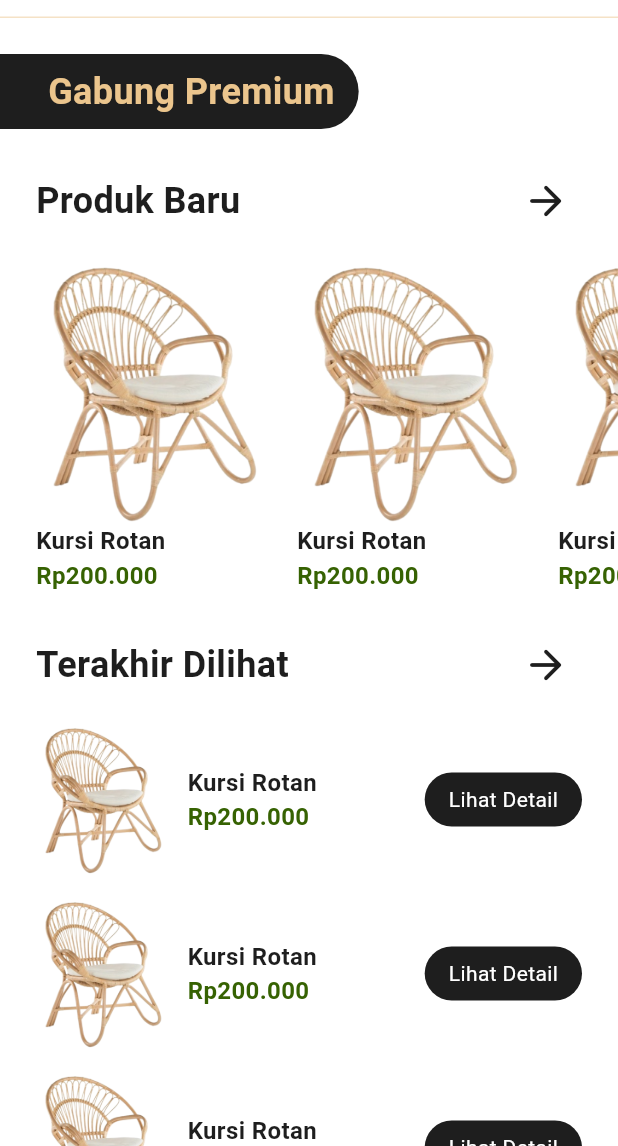
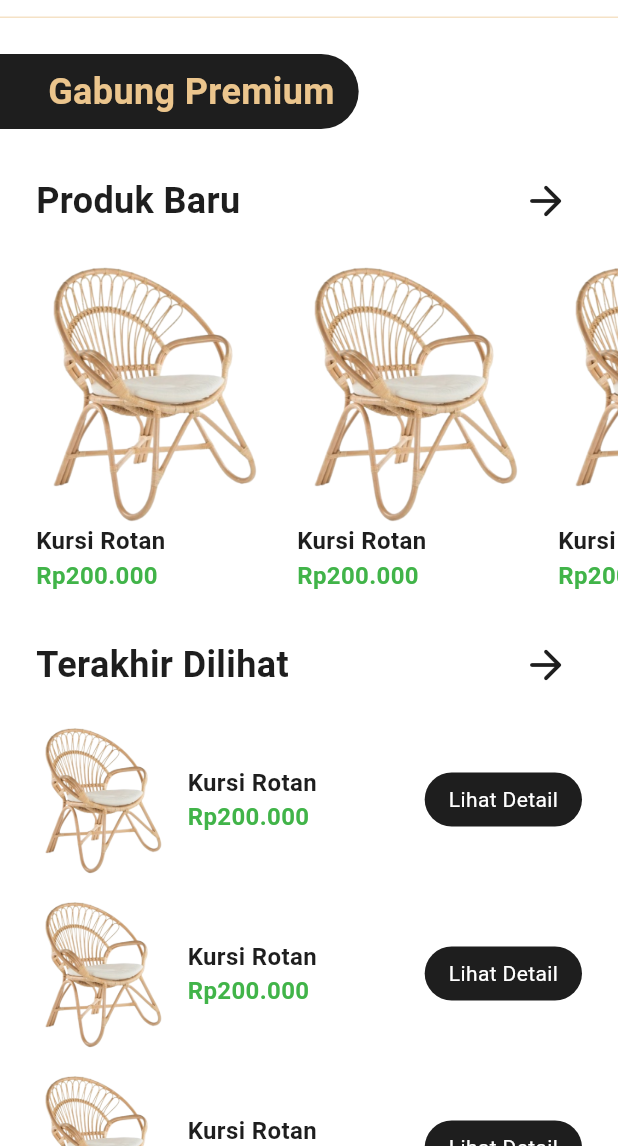
Before and after one commit to silveron19/autotureid, a Flutter app: the HomePage screen opened by its route, after a tap on "Kursi Rotan", on a phone screen of 412 x 824 dp, the part 90-1236 px from its top. Run offline on Flutter 3.47's test engine with Material 3 defaults, Android fonts, the phone set to English and light mode, and no system bars; our stand-ins replace cloud_firestore, dartz, firebase_auth, firebase_core, firebase_storage, fluttertoast and 3 more; accounts and stored records are empty; Roboto replaces fonts that are missing (SegoeUI).

Commit message:
feat: create subscription page

```diff
--- /dev/null
+++ b/lib/app/presentation/pages/subscription/subscription_page.dart
@@ -0,0 +1,63 @@
+import 'package:autotureid/app/domain/entities/premium_benefit.dart';
+import 'package:autotureid/app/domain/entities/subscription.dart';
+import 'package:autotureid/app/presentation/widgets/subscription/active_subscription_card.dart';
+import 'package:autotureid/app/presentation/widgets/subscription/available_subscription_card.dart';
+import 'package:autotureid/core/constants.dart';
+import 'package:flutter/material.dart';
+
+class SubscriptionPage extends StatelessWidget {
+  const SubscriptionPage({super.key});
+
+  @override
+  Widget build(BuildContext context) {
+    final List<Subscription> activeSubscriptions = [
+      // Subscription(
+      //   id: '1',
+      //   title: 'Premium',
+      //   premiumBenefits: [
+      //     PremiumBenefit(title: 'Rekomendasi Letak Furniture', isAvailable: true),
+      //     PremiumBenefit(title: 'Rekomendasi Furniture', isAvailable: true),
+      //     PremiumBenefit(title: 'Customisasi Warna', isAvailable: true),
+      //     PremiumBenefit(title: 'Download File 3D Model', isAvailable: false),
+      //   ],
+      //   expiredAt: DateTime(2024, 8, 30),
+      // ),
+    ];
+    final List<Subscription> availableSubscriptions = [
+      Subscription(
+        id: '1',
+        title: 'Premium',
+        // paymentDeadline: DateTime(2024, 7, 30),
+        // paymentCode: '1234 2748 9924 4020',
+        // price: 1500321,
+        premiumBenefits: [
+          PremiumBenefit(title: 'Rekomendasi Letak Furniture', isAvailable: true),
+          PremiumBenefit(title: 'Rekomendasi Furniture', isAvailable: true),
+          PremiumBenefit(title: 'Customisasi Warna', isAvailable: true),
+          PremiumBenefit(title: 'Download File 3D Model', isAvailable: false),
+        ],
+      ),
+    ];
+
+    return Scaffold(
+      appBar: AppBar(
+        title: const Text('Langganan'),
+      ),
+      body: SafeArea(
+        child: Padding(
+          padding: const EdgeInsets.all(kDefaultPadding),
+          child: Column(
+            crossAxisAlignment: CrossAxisAlignment.start,
+            children: [
+              ActiveSubscriptionCard(
+                activeSubscriptions: activeSubscriptions,
+              ),
+              const SizedBox(height: 8),
+              AvailableSubscriptionCard(availableSubscriptions: availableSubscriptions)
+            ],
+          ),
+        ),
+      ),
+    );
+  }
+}
--- /dev/null
+++ b/lib/app/presentation/widgets/global/primary_elevated_button.dart
@@ -0,0 +1,56 @@
+import 'package:autotureid/core/constants.dart';
+import 'package:flutter/material.dart';
+
+class PrimaryElevatedButton extends StatelessWidget {
+  const PrimaryElevatedButton({
+    super.key,
+    required this.text,
+    required this.onPressed,
+    this.width,
+    this.dense = false,
+    this.disabled = false,
+    this.style,
+    this.borderRadius = 6,
+    this.white = false,
+  });
+
+  final String text;
+  final VoidCallback onPressed;
+  final double? width;
+  final bool dense;
+  final bool disabled;
+  final ButtonStyle? style;
+  final double borderRadius;
+  final bool white;
+
+  @override
+  Widget build(BuildContext context) {
+    final color = Theme.of(context).colorScheme;
+    final backgroundColor = white ? Colors.white : color.onSurface;
+    final textColor = white ? Colors.black : color.surface;
+
+    return ElevatedButton(
+      onPressed: onPressed,
+      style: style ??
+          ElevatedButton.styleFrom(
+            backgroundColor: backgroundColor,
+            shape: RoundedRectangleBorder(
+              borderRadius: BorderRadius.circular(borderRadius),
+            ),
+            minimumSize: width != null
+                ? Size(width!, 56.0)
+                : dense
+                    ? null
+                    : const Size(double.infinity, 56.0),
+          ),
+      child: Text(
+        text,
+        style: TextStyle(
+          fontSize: 14,
+          fontWeight: kFontweightBold,
+          color: textColor,
+        ),
+      ),
+    );
+  }
+}
--- a/lib/app/presentation/widgets/home/last_seen_product_card.dart
+++ b/lib/app/presentation/widgets/home/last_seen_product_card.dart
@@ -56,7 +56,7 @@ class LastSeenProductCard extends StatelessWidget {
                   ParsePrice.parsePriceToRupiah(product.price),
                   style: const TextStyle(
                     fontSize: 16,
-                    color: kPriceColor,
+                    color: kGreenColor,
                     fontWeight: kFontweightSemiBold,
                   ),
                 ),
--- a/lib/app/presentation/widgets/home/new_product_card.dart
+++ b/lib/app/presentation/widgets/home/new_product_card.dart
@@ -52,7 +52,7 @@ class NewProductCard extends StatelessWidget {
               ParsePrice.parsePriceToRupiah(product.price),
               style: const TextStyle(
                 fontSize: 16,
-                color: kPriceColor,
+                color: kGreenColor,
                 fontWeight: kFontweightSemiBold,
               ),
             ),
--- /dev/null
+++ b/lib/app/presentation/widgets/subscription/active_subscription_card.dart
@@ -0,0 +1,40 @@
+import 'package:autotureid/app/domain/entities/subscription.dart';
+import 'package:autotureid/app/presentation/widgets/subscription/magnifier_text_row.dart';
+import 'package:autotureid/app/presentation/widgets/subscription/subscription_card.dart';
+import 'package:autotureid/core/constants.dart';
+import 'package:flutter/material.dart';
+
+class ActiveSubscriptionCard extends StatelessWidget {
+  const ActiveSubscriptionCard({
+    super.key,
+    required this.activeSubscriptions,
+  });
+
+  final List<Subscription> activeSubscriptions;
+
+  @override
+  Widget build(BuildContext context) {
+    return Column(
+      crossAxisAlignment: CrossAxisAlignment.start,
+      children: [
+        const Text(
+          'Langganan Aktif',
+          style: TextStyle(
+            fontSize: 14,
+            fontWeight: kFontweightBold,
+          ),
+        ),
+        const SizedBox(height: 8),
+        activeSubscriptions.isEmpty
+            ? const MagnifierRowText(text: 'Kamu belum punya paket, nih!')
+            : Column(
+                children: activeSubscriptions
+                    .map(
+                      (e) => SubscriptionCard(subscription: e),
+                    )
+                    .toList(),
+              ),
+      ],
+    );
+  }
+}
--- /dev/null
+++ b/lib/app/presentation/widgets/subscription/available_subscription_card.dart
@@ -0,0 +1,43 @@
+import 'package:autotureid/app/domain/entities/subscription.dart';
+import 'package:autotureid/app/presentation/widgets/subscription/magnifier_text_row.dart';
+import 'package:autotureid/app/presentation/widgets/subscription/subscription_card.dart';
+import 'package:autotureid/core/constants.dart';
+import 'package:flutter/material.dart';
+
+class AvailableSubscriptionCard extends StatelessWidget {
+  const AvailableSubscriptionCard({
+    super.key,
+    required this.availableSubscriptions,
+  });
+
+  final List<Subscription> availableSubscriptions;
+
+  @override
+  Widget build(BuildContext context) {
+    return Padding(
+      padding: const EdgeInsets.only(bottom: 16),
+      child: Column(
+        crossAxisAlignment: CrossAxisAlignment.start,
+        children: [
+          const Text(
+            'Langganan Untuk Kamu',
+            style: TextStyle(
+              fontSize: 14,
+              fontWeight: kFontweightBold,
+            ),
+          ),
+          const SizedBox(height: 8),
+          availableSubscriptions.isEmpty
+              ? const MagnifierRowText(text: 'Tungguin aja, paketnya lagi disiapin')
+              : Column(
+                  children: availableSubscriptions
+                      .map(
+                        (e) => SubscriptionCard(subscription: e),
+                      )
+                      .toList(),
+                ),
+        ],
+      ),
+    );
+  }
+}
--- /dev/null
+++ b/lib/app/presentation/widgets/subscription/magnifier_text_row.dart
@@ -0,0 +1,38 @@
+import 'package:flutter/material.dart';
+
+class MagnifierRowText extends StatelessWidget {
+  const MagnifierRowText({
+    super.key,
+    required this.text,
+  });
+
+  final String text;
+
+  @override
+  Widget build(BuildContext context) {
+    final color = Theme.of(context).colorScheme;
+    return Padding(
+      padding: const EdgeInsets.only(bottom: 16),
+      child: Row(
+        crossAxisAlignment: CrossAxisAlignment.center,
+        children: [
+          Container(
+            padding: const EdgeInsets.all(8),
+            decoration: BoxDecoration(
+              color: color.primary,
+              borderRadius: BorderRadius.circular(12),
+            ),
+            child: const Text('🔍'),
+          ),
+          const SizedBox(width: 8),
+          Text(
+            text,
+            style: const TextStyle(
+              fontSize: 16,
+            ),
+          ),
+        ],
+      ),
+    );
+  }
+}
--- /dev/null
+++ b/lib/app/presentation/widgets/subscription/premium_benefit_field.dart
@@ -0,0 +1,41 @@
+import 'package:autotureid/app/domain/entities/premium_benefit.dart';
+import 'package:autotureid/core/constants.dart';
+import 'package:flutter/material.dart';
+
+class PremiumBenefitField extends StatelessWidget {
+  const PremiumBenefitField({
+    super.key,
+    required this.premiumBenefit,
+  });
+
+  final PremiumBenefit premiumBenefit;
+
+  @override
+  Widget build(BuildContext context) {
+    final benefitIcon = premiumBenefit.isAvailable ? '✅' : '❌';
+    return Padding(
+      padding: const EdgeInsets.only(bottom: 8),
+      child: Row(
+        crossAxisAlignment: CrossAxisAlignment.start,
+        children: [
+          Text(
+            '$benefitIcon ',
+            style: const TextStyle(
+              fontWeight: kFontweightBold,
+              fontSize: 14,
+            ),
+          ),
+          Expanded(
+            child: Text(
+              premiumBenefit.title,
+              style: const TextStyle(
+                fontWeight: kFontweightBold,
+                fontSize: 14,
+              ),
+            ),
+          ),
+        ],
+      ),
+    );
+  }
+}
--- /dev/null
+++ b/lib/app/presentation/widgets/subscription/subscription_card.dart
@@ -0,0 +1,134 @@
+import 'package:autotureid/app/domain/entities/subscription.dart';
+import 'package:autotureid/app/presentation/widgets/global/primary_elevated_button.dart';
+import 'package:autotureid/app/presentation/widgets/subscription/premium_benefit_field.dart';
+import 'package:autotureid/core/constants.dart';
+import 'package:autotureid/core/utils/parse_date.dart';
+import 'package:autotureid/core/utils/parse_price.dart';
+import 'package:flutter/material.dart';
+import 'package:flutter/services.dart';
+import 'package:fluttertoast/fluttertoast.dart';
+import 'package:go_router/go_router.dart';
+
+class SubscriptionCard extends StatelessWidget {
+  const SubscriptionCard({
+    super.key,
+    required this.subscription,
+  });
+
+  final Subscription subscription;
+
+  @override
+  Widget build(BuildContext context) {
+    final color = Theme.of(context).colorScheme;
+    final buttonText = subscription.expiredAt == null
+        ? 'Beli'
+        : '${ParseDate.calculateDaysLeftFromNow(subscription.expiredAt!)} hari lagi';
+    final codePaymentExist = subscription.paymentCode != null;
+    return Padding(
+      padding: const EdgeInsets.only(bottom: 16),
+      child: Column(
+        crossAxisAlignment: CrossAxisAlignment.start,
+        children: [
+          Row(
+            mainAxisAlignment: MainAxisAlignment.spaceBetween,
+            children: [
+              Text(
+                subscription.title,
+                style: const TextStyle(
+                  fontSize: 18,
+                  fontWeight: kFontweightBold,
+                ),
+              ),
+              if (codePaymentExist)
+                Text(
+                  ParsePrice.parsePriceToRupiah(subscription.price!),
+                  style: const TextStyle(
+                    fontSize: 18,
+                    fontWeight: kFontweightBold,
+                  ),
+                ),
+            ],
+          ),
+          const SizedBox(height: 8),
+          Container(
+            padding: const EdgeInsets.fromLTRB(
+              16,
+              kDefaultPadding,
+              4,
+              kDefaultPadding,
+            ),
+            decoration: BoxDecoration(
+              color: color.primary,
+              borderRadius: BorderRadius.circular(12),
+            ),
+            child: codePaymentExist
+                ? Padding(
+                    padding: const EdgeInsets.symmetric(vertical: kDefaultPadding),
+                    child: Row(
+                      mainAxisAlignment: MainAxisAlignment.spaceAround,
+                      children: [
+                        Column(
+                          children: [
+                            Text(
+                              subscription.paymentCode!,
+                              style: kTitle4TextStyle,
+                            ),
+                            const Text(
+                              'Kode Pembayaran',
+                              style: kSubtitle5TextStyle,
+                            ),
+                          ],
+                        ),
+                        PrimaryElevatedButton(
+                          text: 'Salin Kode',
+                          dense: true,
+                          white: true,
+                          borderRadius: 100,
+                          onPressed: () async {
+                            await Clipboard.setData(
+                              ClipboardData(
+                                text: subscription.paymentCode!,
+                              ),
+                            );
+                            Fluttertoast.showToast(
+                              msg: 'Kode pembayaran berhasil disalin',
+                              toastLength: Toast.LENGTH_SHORT,
+                            );
+                          },
+                        ),
+                      ],
+                    ),
+                  )
+                : Row(
+                    crossAxisAlignment: CrossAxisAlignment.end,
+                    mainAxisAlignment: MainAxisAlignment.spaceBetween,
+                    children: [
+                      Expanded(
+                        child: Column(
+                          crossAxisAlignment: CrossAxisAlignment.start,
+                          children: subscription.premiumBenefits
+                              .map(
+                                (e) => PremiumBenefitField(premiumBenefit: e),
+                              )
+                              .toList(),
+                        ),
+                      ),
+                      PrimaryElevatedButton(
+                        text: buttonText,
+                        dense: true,
+                        white: true,
+                        borderRadius: 100,
+                        onPressed: () {
+                          if (subscription.expiredAt == null) {
+                            context.push('/subscription/detail', extra: subscription);
+                          }
+                        },
+                      ),
+                    ],
+                  ),
+          ),
+        ],
+      ),
+    );
+  }
+}
--- a/lib/core/router.dart
+++ b/lib/core/router.dart
@@ -1,8 +1,11 @@
+import 'package:autotureid/app/domain/entities/subscription.dart';
 import 'package:autotureid/app/presentation/pages/home_page.dart';
 import 'package:autotureid/app/presentation/pages/register/login_screen.dart';
 import 'package:autotureid/app/presentation/pages/register/signup_screen.dart';
 import 'package:autotureid/app/presentation/pages/scaffold_with_navbar.dart';
 import 'package:autotureid/app/presentation/pages/splash_screen.dart';
+import 'package:autotureid/app/presentation/pages/subscription/subscription_detail_page.dart';
+import 'package:autotureid/app/presentation/pages/subscription/subscription_page.dart';
 import 'package:flutter/material.dart';
 import 'package:go_router/go_router.dart';
 
@@ -29,8 +32,8 @@ final router = GoRouter(
       builder: (context, state, navigationShell) {
         // main page will have navbar
         if (state.fullPath == '/home' ||
-            state.fullPath == '/news' ||
-            state.fullPath == '/chatbot') {
+            state.fullPath == '/arture' ||
+            state.fullPath == '/subscription') {
           return ScaffoldWithNavBar(navigationShell: navigationShell);
         }
         // other page will not have navbar
@@ -64,7 +67,7 @@ final router = GoRouter(
         StatefulShellBranch(
           routes: [
             GoRoute(
-              path: '/news',
+              path: '/arture',
               builder: (context, state) => const HomePage(),
             ),
           ],
@@ -72,9 +75,16 @@ final router = GoRouter(
         StatefulShellBranch(
           routes: [
             GoRoute(
-              path: '/chatbot',
-              builder: (context, state) => const HomePage(),
-            ),
+                path: '/subscription',
+                builder: (context, state) => const SubscriptionPage(),
+                routes: [
+                  GoRoute(
+                    path: 'detail',
+                    builder: (context, state) => SubscriptionDetailPage(
+                      subscription: state.extra as Subscription,
+                    ),
+                  ),
+                ]),
           ],
         ),
       ],
--- a/lib/core/theme.dart
+++ b/lib/core/theme.dart
@@ -1,3 +1,4 @@
+import 'package:autotureid/core/constants.dart';
 import 'package:flutter/material.dart';
 
 const _white = Color(0xffFFFFFF);
@@ -20,15 +21,21 @@ class AppTheme {
       onSurfaceVariant: _grey,
       shadow: _grey,
     ),
-    appBarTheme: const AppBarTheme(
+    appBarTheme: AppBarTheme(
+      shape: Border(
+        bottom: BorderSide(
+          color: _primary.withOpacity(0.5),
+        ),
+      ),
       scrolledUnderElevation: 0.0,
       surfaceTintColor: _white,
-      elevation: 5,
+      elevation: 0,
       shadowColor: Colors.black,
-      centerTitle: true,
-      titleTextStyle: TextStyle(
+      centerTitle: false,
+      titleTextStyle: const TextStyle(
         fontSize: 22,
         color: _black,
+        fontWeight: kFontweightBold,
       ),
     ),
     elevatedButtonTheme: ElevatedButtonThemeData(
@@ -117,12 +124,13 @@ class AppTheme {
     appBarTheme: const AppBarTheme(
       scrolledUnderElevation: 0.0,
       surfaceTintColor: _black,
-      elevation: 5,
+      elevation: 0,
       shadowColor: Colors.black,
-      centerTitle: true,
+      centerTitle: false,
       titleTextStyle: TextStyle(
         fontSize: 22,
         color: _white,
+        fontWeight: kFontweightBold,
       ),
     ),
     elevatedButtonTheme: ElevatedButtonThemeData(
--- a/pubspec.yaml
+++ b/pubspec.yaml
@@ -48,6 +48,7 @@ dependencies:
   provider: ^6.1.2
   shared_preferences: ^2.2.3
   fluttertoast: ^8.2.6
+  intl: ^0.19.0
 
 dev_dependencies:
   flutter_test:
```
Also changed, not shown: lib/app/domain/entities/premium_benefit.dart (added, +9 -0 lines), lib/app/domain/entities/subscription.dart (added, +21 -0 lines), lib/app/presentation/pages/subscription/subscription_detail_page.dart (added, +65 -0 lines), lib/core/constants.dart (+21 -1 lines), lib/core/utils/parse_date.dart (added, +7 -0 lines), pubspec.lock.
